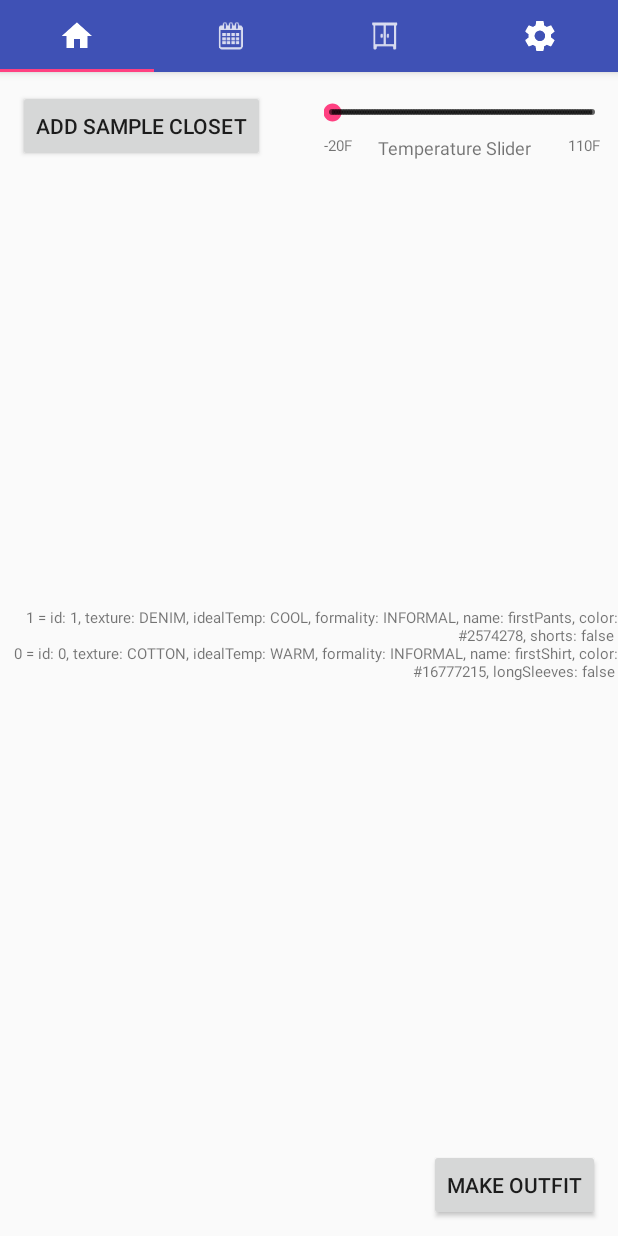
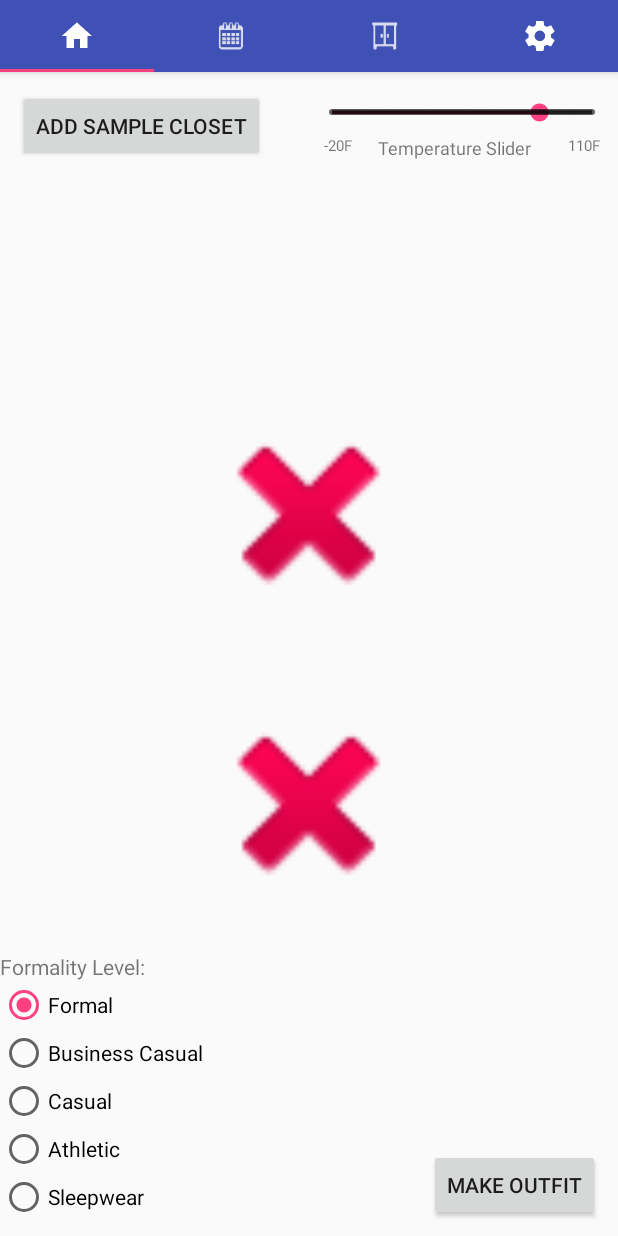
Before and after one commit to orwhaleca/cosc625_fashionadvisor, an Android app: the screen it shows after launch (MainTabbed), after a tap on "ADD SAMPLE CLOSET", on a phone screen of 412 x 824 dp. Run offline under Robolectric (Android 15) with nearby library versions, the phone set to English and light mode, and no system bars; pictures from the network do not load; 3 statements that could not run were skipped.

Commit message:
Finished Today layout. Nearly finished with outfit matching. Matching solution is designed and needs implemented

```diff
--- a/FashionAdvisor/app/build.gradle
+++ b/FashionAdvisor/app/build.gradle
@@ -23,6 +23,10 @@ android {
     }
 }
 
+repositories {
+    mavenCentral()
+}
+
 dependencies {
     compile fileTree(include: ['*.jar'], dir: 'libs')
     androidTestCompile('com.android.support.test.espresso:espresso-core:2.2.2', {
@@ -33,4 +37,5 @@ dependencies {
     compile 'com.android.support:design:25.3.1'
     compile 'com.android.support.constraint:constraint-layout:1.0.2'
     compile 'com.google.code.gson:gson:2.8.0'
+    compile 'com.android.support:support-v4:25.3.1'
 }
--- a/FashionAdvisor/app/src/main/AndroidManifest.xml
+++ b/FashionAdvisor/app/src/main/AndroidManifest.xml
@@ -3,6 +3,7 @@
     package="cosc625.fashionadvisor">
 
     <!-- <uses-permission android:name="android.permission.CAMERA"> </uses-permission> -->
+    <uses-permission android:name="android.permission.INTERNET" />
     <uses-feature android:name="android.hardware.camera"
         android:required="true" />
 
--- a/FashionAdvisor/app/src/main/java/clothing/Bottom.java
+++ b/FashionAdvisor/app/src/main/java/clothing/Bottom.java
@@ -12,11 +12,11 @@ import android.graphics.Bitmap;
 
 public abstract class Bottom extends Article {
 
-    public Bottom(Context con, Texture tex, Temperature temp, Formality form, String n, int col, Bitmap img) {
-        super(con, tex, temp, form, n, col, img);
+    public Bottom(Context con, Texture tex, Temperature temp, Formality form, String n, int col, boolean pattern, Bitmap img) {
+        super(con, tex, temp, form, n, col, pattern, img);
     }
 
-    public Bottom(int id, Context con, Texture tex, Temperature temp, Formality form, String n, int col, Bitmap img) {
-        super(id, con, tex, temp, form, n, col, img);
+    public Bottom(int id, Context con, Texture tex, Temperature temp, Formality form, String n, int col, boolean pattern, Bitmap img) {
+        super(id, con, tex, temp, form, n, col, pattern, img);
     }
 }
--- a/FashionAdvisor/app/src/main/java/clothing/Formality.java
+++ b/FashionAdvisor/app/src/main/java/clothing/Formality.java
@@ -7,7 +7,7 @@ package clothing;
 public enum Formality {
     FORMAL,
     BUSINESS_CASUAL,
-    INFORMAL,
+    CASUAL,
     ATHLETIC,
     SLEEPWEAR
 }
--- a/FashionAdvisor/app/src/main/java/clothing/Pants.java
+++ b/FashionAdvisor/app/src/main/java/clothing/Pants.java
@@ -13,14 +13,14 @@ public class Pants extends Bottom {
 
     //we could just have one constructor and have some default id # that triggers one to generate
     public Pants(Context con, Texture tex, Temperature temp, Formality form,
-                 String n, int col, Bitmap img, boolean isShorts) {
-        super(con, tex, temp, form, n, col, img);
+                 String n, int col, boolean pattern, Bitmap img, boolean isShorts) {
+        super(con, tex, temp, form, n, col, pattern, img);
         shorts = isShorts;
     }
 
     public Pants(int id, Context con, Texture tex, Temperature temp, Formality form,
-                 String n, int col, Bitmap img, boolean isShorts) {
-        super(id, con, tex, temp, form, n, col, img);
+                 String n, int col, boolean pattern, Bitmap img, boolean isShorts) {
+        super(id, con, tex, temp, form, n, col, pattern, img);
         shorts = isShorts;
     }
 
--- a/FashionAdvisor/app/src/main/java/clothing/Shirt.java
+++ b/FashionAdvisor/app/src/main/java/clothing/Shirt.java
@@ -17,14 +17,14 @@ public class Shirt extends Top {
     public Boolean longSleeves;
 
     public Shirt(Context con, Texture tex, Temperature temp, Formality form,
-                 String n, int col, Bitmap img, boolean longSleeve) {
-        super(con, tex, temp, form, n, col, img);
+                 String n, int col, boolean pattern, Bitmap img, boolean longSleeve) {
+        super(con, tex, temp, form, n, col, pattern, img);
         longSleeves = longSleeve;
     }
 
     public Shirt(int id, Context con, Texture tex, Temperature temp, Formality form,
-                 String n, int col, Bitmap img, boolean longSleeve) {
-        super(id, con, tex, temp, form, n, col, img);
+                 String n, int col, boolean pattern, Bitmap img, boolean longSleeve) {
+        super(id, con, tex, temp, form, n, col, pattern, img);
         longSleeves = longSleeve;
     }
 
--- a/FashionAdvisor/app/src/main/java/clothing/Top.java
+++ b/FashionAdvisor/app/src/main/java/clothing/Top.java
@@ -12,12 +12,12 @@ import android.graphics.Bitmap;
 
 public abstract class Top extends Article {
 
-    public Top(Context con, Texture tex, Temperature temp, Formality form, String n, int col, Bitmap img) {
-        super(con, tex, temp, form, n, col, img);
+    public Top(Context con, Texture tex, Temperature temp, Formality form, String n, int col, boolean pattern, Bitmap img) {
+        super(con, tex, temp, form, n, col, pattern, img);
     }
 
-    public Top(int id, Context con, Texture tex, Temperature temp, Formality form, String n, int col, Bitmap img) {
-        super(id, con, tex, temp, form, n, col, img);
+    public Top(int id, Context con, Texture tex, Temperature temp, Formality form, String n, int col, boolean pattern, Bitmap img) {
+        super(id, con, tex, temp, form, n, col, pattern, img);
     }
 
 }
--- a/FashionAdvisor/app/src/main/java/cosc625/fashionadvisor/Closet.java
+++ b/FashionAdvisor/app/src/main/java/cosc625/fashionadvisor/Closet.java
@@ -6,18 +6,17 @@ import android.preference.PreferenceManager;
 import java.util.Hashtable;
 import java.util.Iterator;
 import java.util.Map;
+import java.util.Random;
 
 import clothing.*;
 
 /**
  * Created by Matt on 5/9/17.
+ *
+ * The closet is the internal storage structure used by this app to hold articles
+ * and make matching outfits.
  */
 
-/*
-    Is it worth it to rebuild this closet every time the program is opened?
-    I know it isn't very expensive to do, but I wonder if it would be better
-    to save this object instead...
- */
 public final class Closet {
 
     private static String highestID = "highestID";
@@ -47,6 +46,24 @@ public final class Closet {
         add(newArticle);
     }
 
+    public static int getSize() { return hashTable.size(); }
+
+    /**
+     * Gets a matching outfit based on our set of criteria and returns it as an Article array.
+     * in returned array, [0] is a Top object and [1] is a Bottom object.
+     *
+     * @return      Array holding articles for every slot. [0] is a top, [1] is a bottom.
+     */
+    public static Article[] getOutFit(int temperature, Formality formality) {
+
+        //switch formality and use flowthrough to add appropriate clothes
+        Article[] articles = new Article[2];
+        Random random = new Random();
+        articles[0] = hashTable.get(random.nextInt(getSize()));//this is not going to work when articles get deleted
+        articles[1] = hashTable.get(random.nextInt(getSize()));
+        return articles;
+    }
+
     public static String getString() {
         StringBuilder stringBuilder = new StringBuilder();
         Iterator it = hashTable.entrySet().iterator();
--- a/FashionAdvisor/app/src/main/java/cosc625/fashionadvisor/Splash.java
+++ b/FashionAdvisor/app/src/main/java/cosc625/fashionadvisor/Splash.java
@@ -145,6 +145,7 @@ public class Splash extends AppCompatActivity {
                 Formality.valueOf(jsonObject.getAsJsonPrimitive("formality").getAsString()),
                 jsonObject.getAsJsonPrimitive("name").getAsString(),
                 jsonObject.getAsJsonPrimitive("color").getAsInt(),
+                jsonObject.getAsJsonPrimitive("patterned").getAsBoolean(),
                 BitmapHandler.StringToBitMap(jsonObject.getAsJsonPrimitive("img").getAsString()),
                 jsonObject.getAsJsonPrimitive("longSleeves").getAsBoolean()).load();
     }
@@ -157,6 +158,7 @@ public class Splash extends AppCompatActivity {
                 Formality.valueOf(jsonObject.getAsJsonPrimitive("formality").getAsString()),
                 jsonObject.getAsJsonPrimitive("name").getAsString(),
                 jsonObject.getAsJsonPrimitive("color").getAsInt(),
+                jsonObject.getAsJsonPrimitive("patterned").getAsBoolean(),
                 BitmapHandler.StringToBitMap(jsonObject.getAsJsonPrimitive("img").getAsString()),
                 jsonObject.getAsJsonPrimitive("shorts").getAsBoolean()).load();
     }
--- a/FashionAdvisor/app/src/main/java/fragments/Today.java
+++ b/FashionAdvisor/app/src/main/java/fragments/Today.java
@@ -1,6 +1,8 @@
 package fragments;
 
 import android.graphics.Bitmap;
+import android.graphics.BitmapFactory;
+import android.os.AsyncTask;
 import android.os.Bundle;
 import android.support.v4.app.Fragment;
 import android.util.TypedValue;
@@ -9,9 +11,17 @@ import android.view.View;
 import android.view.ViewGroup;
 import android.widget.Button;
 import android.widget.ImageView;
+import android.widget.RadioButton;
+import android.widget.RadioGroup;
 import android.widget.SeekBar;
 import android.widget.TextView;
 
+import java.io.IOException;
+import java.io.InputStream;
+import java.net.HttpURLConnection;
+import java.net.URL;
+
+import clothing.Article;
 import clothing.Formality;
 import clothing.Pants;
 import clothing.Shirt;
@@ -26,7 +36,6 @@ import cosc625.fashionadvisor.R;
  * Handles outfit matching and appropriate layouts
  */
 
-//TODO: create our outfit matching algorithm here
 //TODO: like/dislike system to learn from user input
 public class Today extends Fragment {
 
@@ -35,7 +44,9 @@ public class Today extends Fragment {
     Button addSampleButton, makeOutfit;
     SeekBar tempSlider;
     ImageView topView, botView;
-    int temperature;
+    RadioGroup radioGroup;
+    RadioButton formal, businessCasual, casual, athletic, sleepwear;
+    int temperature = 70;
     float tempTextY, tempTextPadding;
 
     public Today() {
@@ -61,6 +72,12 @@ public class Today extends Fragment {
         tempSlider = (SeekBar) view.findViewById(R.id.tempBar);
         topView = (ImageView) view.findViewById(R.id.topView);
         botView = (ImageView) view.findViewById(R.id.botView);
+        radioGroup = (RadioGroup) view.findViewById(R.id.formalityRadio);
+        formal = (RadioButton) view.findViewById(R.id.formalButton);
+        businessCasual = (RadioButton) view.findViewById(R.id.businessCasualButton);
+        casual = (RadioButton) view.findViewById(R.id.casualButton);
+        athletic = (RadioButton) view.findViewById(R.id.athleticButton);
+        sleepwear = (RadioButton) view.findViewById(R.id.sleepwearButton);
 
         //get 10dp
         tempTextPadding = TypedValue.applyDimension(TypedValue.COMPLEX_UNIT_DIP, 10,
@@ -72,7 +89,7 @@ public class Today extends Fragment {
         topView.setScaleType(ImageView.ScaleType.FIT_XY);
         botView.setScaleType(ImageView.ScaleType.FIT_XY);
 
-        //closetToText();
+        radioGroup.check(R.id.formalButton);
 
         addSampleButton.setOnClickListener(new View.OnClickListener() {
             @Override
@@ -104,41 +121,50 @@ public class Today extends Fragment {
             }
         });
 
-        //TODO: Closet method to get the lists of tops and bottoms
-
-        makeOutfit();
+        if(Closet.getSize() > 1) makeOutfit();
 
         return view;
     }
 
-    private void closetToText() {
-        slideTrackerText.setText(Closet.getString());
-        System.out.println("Closet: " + Closet.getString());
+    private void makeOutfit() {
+        Formality formality;
+        switch(radioGroup.getCheckedRadioButtonId()) {
+            case R.id.formalButton:
+                formality = Formality.FORMAL;
+                break;
+            case R.id.businessCasualButton:
+                formality = Formality.BUSINESS_CASUAL;
+                break;
+            case R.id.casualButton:
+                formality = Formality.CASUAL;
+                break;
+            case R.id.athleticButton:
+                formality = Formality.ATHLETIC;
+                break;
+            default:
+                formality = Formality.SLEEPWEAR;
+        }
+        Article[] articles = Closet.getOutFit(temperature, formality);
+        topView.setImageBitmap(articles[0].getImage());
+        botView.setImageBitmap(articles[1].getImage());
     }
 
     private void addSample(View view) {
-        new Shirt(view.getContext(), Texture.COTTON, Temperature.WARM,
-                Formality.INFORMAL, "firstShirt", 16777215,//white in hex
-                Bitmap.createBitmap(100, 100, Bitmap.Config.ALPHA_8), false).save();
 
-        new Pants(view.getContext(), Texture.DENIM, Temperature.COOL,
-                Formality.INFORMAL, "firstPants", 2574278,//blue in hex
-                Bitmap.createBitmap(100, 100, Bitmap.Config.ALPHA_8), false).save();
-
-        closetToText();
-    }
-
-    private void makeOutfit() {
-        int[] colors = new int[100];
-        for(int i = 0; i < colors.length-1; i++) {
-            colors[i] = 16008514;//red
+        String[] imageUrlArr = {"http://pngimg.com/uploads/tshirt/tshirt_PNG5434.png",//white shirt
+                                "http://www.beautybyyasmin.com/wp-content/uploads/2015/07/denim-jeans-for-men-5.jpg",//denim jeans
+                                "http://partycity6.scene7.com/is/image/PartyCity/_ml_p2p_pc_badge_taller15?$_ml_p2p_pc_thumb_taller15$&$product=PartyCity/P652754_full",//christmas sweater
+                                "http://c.shld.net/rpx/i/s/pi/mp/22057/prod_5685140427?src=https%3A%2F%2Fd3d71ba2asa5oz.cloudfront.net%2F33000706%2Fimages%2Fezsnowpremiuma1027.jpg&d=65fb4f8d944aa749076aa9168b066417e949cbba&hei=245&wid=245&op_sharpen=1&qlt=85",//snow pants
+                                "https://media.gazman.com.au/media/catalog/product/cache/1/image/700x700/9df78eab33525d08d6e5fb8d27136e95/g/a/gazman-mens-business-shirt-bshw17030t_508_0215.png",//dress shirt
+                                "https://www.rvca.com/media/filter/m/img/mb901cht_grs_1.jpg",//tank top
+                                "http://cdn.connor.com.au/live/connor/product/images/1541129/c15sj304_ink_1_220_265.png",//suit jacket
+                                "http://images.menswearhouse.com/is/image/TMW/MW40_228X_02_JOSEPH_FEISS_BLACK_SOLID_MAIN?01AD=3R3VTebFqNhKneovj4hwr2dxCGszUEoSuWgDlD5Mn_AC_KLlsHqkxHg&01RI=8DE3BA8AFE17DB0&01NA=&$40GridLrg$"};//suit pants
+        String[][] params = new String[imageUrlArr.length][2];
+        for(int i = 0; i < params.length; i++) {
+            params[i][0] = imageUrlArr[i];
+            params[i][1] = String.valueOf(i);
+            new AsyncGetBitmapFromUrl().execute(params[i]);//Do not overwrite async params
         }
-        System.out.println();
-        Bitmap b = Bitmap.createBitmap(colors, 10, 10, Bitmap.Config.ALPHA_8);
-        topView.setImageBitmap(b);
-        botView.setImageBitmap(b);
-        topView.invalidate();
-        botView.invalidate();
     }
 
     private void getSliderUpdate(int progress) {
@@ -153,7 +179,8 @@ public class Today extends Fragment {
                 + tempSlider.getLeft()
                 + width
                 * progress
-                / tempSlider.getMax();
+                / tempSlider.getMax()
+                - (int) tempTextPadding / 2;
 
         int [] sliderLocation = new int[2];
         tempSlider.getLocationOnScreen(sliderLocation);
@@ -164,4 +191,88 @@ public class Today extends Fragment {
         slideTrackerText.bringToFront();
     }
 
+    private void makeArticle(Bitmap bitmap, int sampleNum) {
+
+        Article a;
+        switch(sampleNum) {
+            case 0:
+                a = new Shirt(this.getContext(), Texture.COTTON, Temperature.WARM,
+                        Formality.CASUAL, "White Shirt", 16777215,//white in hex
+                        false, bitmap, false);
+                break;
+            case 1:
+                a = new Pants(this.getContext(), Texture.DENIM, Temperature.COOL,
+                        Formality.CASUAL, "Denim Jeans", 2574278,//blue in hex
+                        false, bitmap, false);
+                break;
+            case 2:
+                a = new Shirt(this.getContext(), Texture.FLEECE, Temperature.COLD,
+                        Formality.CASUAL, "Christmas Sweater", 100932,//green
+                        true, bitmap, true);
+                break;
+            case 3:
+                a = new Pants(this.getContext(), Texture.POLYESTER, Temperature.COLD,
+                        Formality.ATHLETIC, "Snow Pants", 1842715,//black
+                        false, bitmap, false);
+                break;
+            case 4:
+                a = new Shirt(this.getContext(), Texture.COTTON, Temperature.COOL,
+                        Formality.BUSINESS_CASUAL, "Dress Shirt", 14002373,//plum?
+                        true, bitmap, true);
+                break;
+            case 5:
+                a = new Shirt(this.getContext(), Texture.COTTON, Temperature.HOT,
+                        Formality.ATHLETIC, "Tank Top", 10395294,//gray
+                        false, bitmap, false);
+                break;
+            case 6:
+                a = new Shirt(this.getContext(), Texture.POLYESTER, Temperature.COOL,
+                        Formality.FORMAL, "Suit Jacket", 3028033,//slate gray
+                        false, bitmap, true);
+                break;
+            case 7:
+                a = new Pants(this.getContext(), Texture.POLYESTER, Temperature.COOL,
+                        Formality.FORMAL, "Suit Pants", 2039324,//black
+                        false, bitmap, false);
+                break;
+            default:
+                a = new Shirt(this.getContext(), Texture.COTTON, Temperature.WARM,
+                        Formality.CASUAL, "firstShirt", 16777215,//white in hex
+                        false, bitmap, false);
+        }
+        a.save();
+        if(Closet.getSize() > 1) makeOutfit();
+    }
+
+    private class AsyncGetBitmapFromUrl extends AsyncTask<String, Void, Object[]> {
+
+        @Override
+        protected Object[] doInBackground(String... params) {
+            try {
+                URL url = new URL(params[0]);
+                HttpURLConnection connection = (HttpURLConnection) url.openConnection();
+                connection.setDoInput(true);
+                connection.connect();
+                InputStream input = connection.getInputStream();
+                Bitmap myBitmap = BitmapFactory.decodeStream(input);
+                Object[] arr = new Object[2];
+                arr[0] = myBitmap;
+                arr[1] = Integer.valueOf(params[1]);
+                return arr;
+            } catch (IOException e) {
+                // Log exception
+                e.printStackTrace();
+                System.out.println(e);
+                return null;
+            }
+        }
+        @Override
+        protected void onPostExecute(Object[] arr) {
+            Bitmap bitmap = (Bitmap) arr[0];
+            Integer counter = (Integer) arr[1];
+            if(bitmap == null) System.out.println("BITMAP IS NULL");
+            System.out.println("Adding Sample " + counter);
+            makeArticle(bitmap, counter);
+        }
+    }
 }
--- a/FashionAdvisor/app/src/main/res/layout/today.xml
+++ b/FashionAdvisor/app/src/main/res/layout/today.xml
@@ -28,6 +28,7 @@
     <SeekBar
         android:id="@+id/tempBar"
         style="@style/Widget.AppCompat.SeekBar.Discrete"
+        android:progress="80"
         android:layout_width="184dp"
         android:layout_height="30dp"
         android:layout_alignParentLeft="false"
@@ -89,23 +90,84 @@
 
     <ImageView
         android:id="@+id/botView"
-        android:layout_width="100dp"
-        android:layout_height="100dp"
-        android:layout_above="@+id/makeOutfit"
-        android:layout_marginBottom="54dp"
-        android:layout_toEndOf="@+id/addSample"
-        android:layout_toRightOf="@+id/addSample"
-        app:srcCompat="@android:drawable/ic_delete" />
+        android:layout_width="150dp"
+        android:layout_height="150dp"
+        app:srcCompat="@android:drawable/ic_delete"
+        android:layout_marginTop="18dp"
+        android:layout_below="@+id/sliderTrackText"
+        android:layout_centerHorizontal="true" />
 
     <ImageView
         android:id="@+id/topView"
-        android:layout_width="100dp"
-        android:layout_height="100dp"
+        android:layout_width="150dp"
+        android:layout_height="150dp"
+        android:layout_marginBottom="11dp"
+        android:adjustViewBounds="false"
+        app:srcCompat="@android:drawable/ic_delete"
         android:layout_above="@+id/sliderTrackText"
-        android:layout_marginBottom="89dp"
-        android:layout_toEndOf="@+id/addSample"
-        android:layout_toRightOf="@+id/addSample"
-        android:adjustViewBounds="false"
-        app:srcCompat="@android:drawable/ic_delete" />
+        android:layout_alignLeft="@+id/botView"
+        android:layout_alignStart="@+id/botView" />
+
+    <RadioGroup
+        android:id="@+id/formalityRadio"
+        android:layout_width="wrap_content"
+        android:layout_height="wrap_content"
+        android:layout_alignBottom="@+id/makeOutfit"
+        android:layout_alignParentLeft="true"
+        android:layout_alignParentStart="true">
+
+        <RadioButton
+            android:id="@+id/formalButton"
+            android:layout_width="wrap_content"
+            android:layout_height="wrap_content"
+            android:layout_below="@+id/businessCasualButton"
+            android:layout_toEndOf="@+id/formalityRadio"
+            android:layout_toRightOf="@+id/formalityRadio"
+            android:layout_weight="1"
+            android:text="@string/formalButton" />
+
+        <RadioButton
+            android:id="@+id/businessCasualButton"
+            android:layout_width="wrap_content"
+            android:layout_height="wrap_content"
+            android:layout_above="@+id/formalityRadio"
+            android:layout_toEndOf="@+id/casualButton"
+            android:layout_toRightOf="@+id/casualButton"
+            android:layout_weight="1"
+            android:text="@string/businessCasualButton" />
+
+        <RadioButton
+            android:id="@+id/casualButton"
+            android:layout_width="wrap_content"
+            android:layout_height="wrap_content"
+            android:layout_above="@+id/formalityRadio"
+            android:layout_alignLeft="@+id/formalityRadio"
+            android:layout_alignStart="@+id/formalityRadio"
+            android:layout_weight="1"
+            android:text="@string/casualButton" />
+
+        <RadioButton
+            android:id="@+id/athleticButton"
+            android:layout_width="wrap_content"
+            android:layout_height="wrap_content"
+            android:layout_weight="1"
+            android:text="@string/athleticButton" />
+
+        <RadioButton
+            android:id="@+id/sleepwearButton"
+            android:layout_width="wrap_content"
+            android:layout_height="wrap_content"
+            android:layout_weight="1"
+            android:text="@string/sleepwearButton" />
+    </RadioGroup>
+
+    <TextView
+        android:id="@+id/textView2"
+        android:layout_width="wrap_content"
+        android:layout_height="wrap_content"
+        android:layout_above="@+id/formalityRadio"
+        android:layout_alignLeft="@+id/formalityRadio"
+        android:layout_alignStart="@+id/formalityRadio"
+        android:text="@string/formalityLabel" />
 
 </RelativeLayout>
--- a/FashionAdvisor/app/src/main/res/values/strings.xml
+++ b/FashionAdvisor/app/src/main/res/values/strings.xml
@@ -22,4 +22,10 @@
     <string name="minTemp">-20F</string>
     <string name="maxTemp">110F</string>
     <string name="makeOutfit">Make Outfit</string>
+    <string name="formalityLabel">Formality Level:</string>
+    <string name="formalButton">Formal</string>
+    <string name="businessCasualButton">Business Casual</string>
+    <string name="casualButton">Casual</string>
+    <string name="athleticButton">Athletic</string>
+    <string name="sleepwearButton">Sleepwear</string>
 </resources>
```
Also changed, not shown: FashionAdvisor/app/src/main/java/clothing/Article.java (+10 -3 lines).
